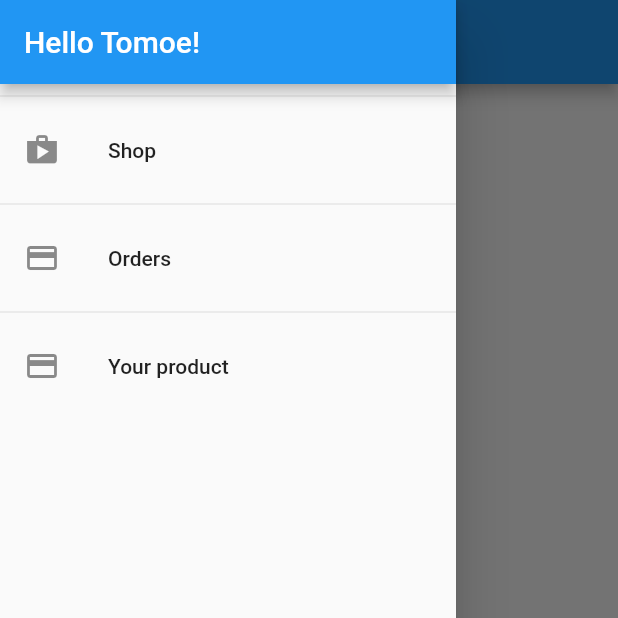
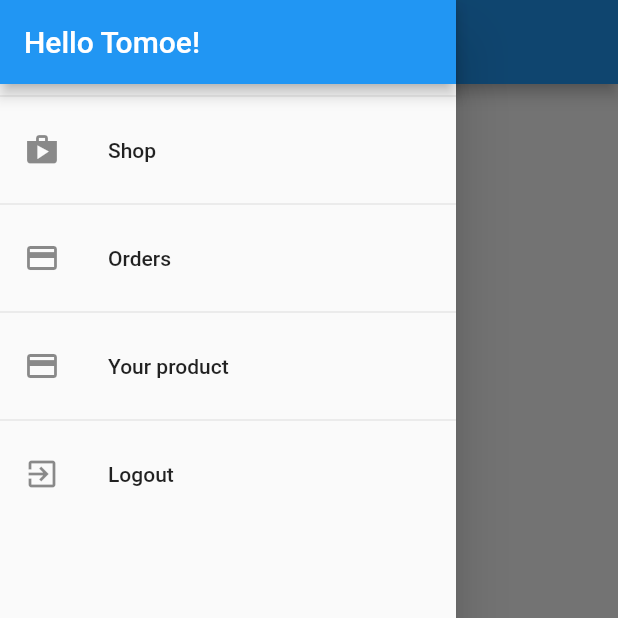
Before and after one commit to thuynt99/shopp_app, a Flutter app: the OrdersScreen screen opened directly, in the side drawer, after a tap on "Orders", on a phone screen of 412 x 824 dp, the top half of it. Run offline on Flutter 3.47's test engine with Material 2 defaults, Android fonts, the phone set to English and light mode, and no system bars; network calls fail.

Commit message:
Add filter for orders and logout

```diff
--- a/lib/main.dart
+++ b/lib/main.dart
@@ -85,9 +85,10 @@ class _MyHomePageState extends State<MyHomePage> {
             value: Cart(),
           ),
           ChangeNotifierProxyProvider<Auth, Orders>(
-            create: (_) => Orders('', []),
+            create: (_) => Orders('', '', []),
             update: (_, auth, previousOrders) => Orders(
               auth.token,
+              auth.userId,
               previousOrders == null ? [] : previousOrders.orders,
             ),
           ),
--- a/lib/providers/orders.dart
+++ b/lib/providers/orders.dart
@@ -22,16 +22,18 @@ class OrderItem {
 class Orders with ChangeNotifier {
   List<OrderItem> _orders = [];
   final String authToken;
+  final String userId;
 
-  Orders(this.authToken, this._orders);
+  Orders(this.authToken, this.userId, this._orders);
 
   List<OrderItem> get orders {
     return [..._orders];
   }
 
   Future<void> fetchAndSetOrders() async {
+    final filterString = 'orderBy="creatorId"&equalTo="$userId"';
     var url = Uri.parse(
-        'https://shop-app-54400-default-rtdb.asia-southeast1.firebasedatabase.app/orders.json?auth=$authToken');
+        'https://shop-app-54400-default-rtdb.asia-southeast1.firebasedatabase.app/orders.json?auth=$authToken&$filterString');
     final response = await http.get(url);
     final List<OrderItem> loadedOrders = [];
     final extractedData = json.decode(response.body) as Map<String, dynamic>;
@@ -68,6 +70,7 @@ class Orders with ChangeNotifier {
     final response = await http.post(
       url,
       body: json.encode({
+        'creatorId': userId,
         'amount': total,
         'dateTime': timestamp.toIso8601String(),
         'products': cartProducts
--- a/lib/widgets/app_drawer.dart
+++ b/lib/widgets/app_drawer.dart
@@ -1,4 +1,6 @@
 import 'package:flutter/material.dart';
+import 'package:provider/provider.dart';
+import 'package:shop_app/providers/auth.dart';
 import 'package:shop_app/screens/user_products_screen.dart';
 
 import '../screens/orders_screen.dart';
@@ -39,6 +41,15 @@ class AppDrawer extends StatelessWidget {
                   .pushReplacementNamed(UserProductsScreen.routeName);
             },
           ),
+          Divider(),
+          ListTile(
+            leading: Icon(Icons.exit_to_app),
+            title: Text('Logout'),
+            onTap: () {
+              Navigator.of(context).pop();
+              Provider.of<Auth>(context, listen: false).logout();
+            },
+          ),
         ],
       ),
     );
```
Also changed, not shown: lib/providers/auth.dart (+18 -0 lines).
